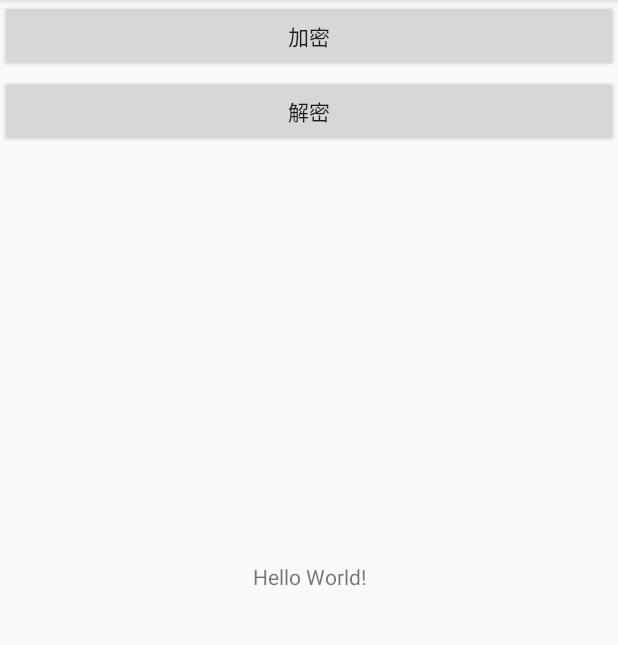
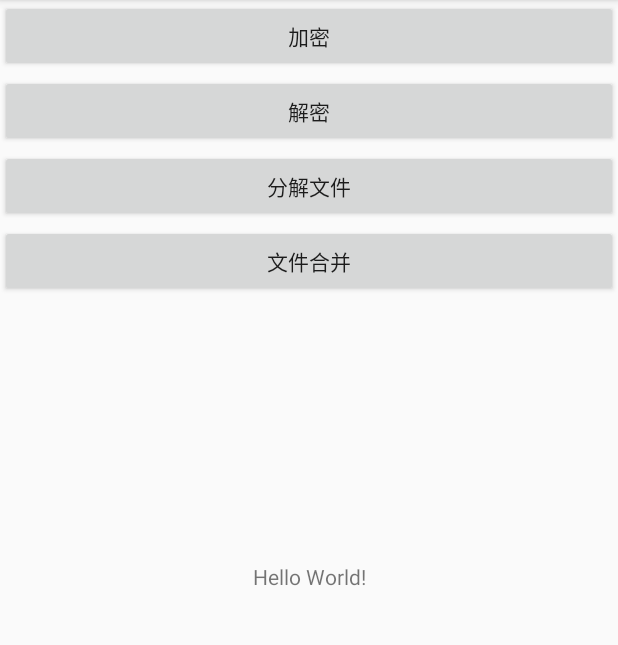
Before and after one commit to earthWo/FileEncryption, an Android app: the screen it shows after launch (MainActivity), on a phone screen of 412 x 824 dp, the part 84-729 px from its top. Run offline under Robolectric (Android 15) with nearby library versions, the phone set to English and light mode, and no system bars; 1 statement that could not run was skipped.

Commit message:
添加分解、合并功能

```diff
--- a/app/src/main/res/layout/activity_main.xml
+++ b/app/src/main/res/layout/activity_main.xml
@@ -22,6 +22,22 @@
         android:text="解密"/>
 
 
+    <Button
+        android:id="@+id/btn_division"
+        android:layout_width="match_parent"
+        android:layout_height="wrap_content"
+        app:layout_constraintTop_toTopOf="parent"
+        android:layout_marginTop="100dp"
+        android:text="分解文件"/>
+
+    <Button
+        android:id="@+id/btn_merge"
+        android:layout_width="match_parent"
+        android:layout_height="wrap_content"
+        app:layout_constraintTop_toTopOf="parent"
+        android:layout_marginTop="150dp"
+        android:text="文件合并"/>
+
     <TextView
         android:id="@+id/tv"
         android:layout_width="wrap_content"
--- a/fileencryptionlibrary/src/main/java/win/whitelife/fileencryptionlibrary/FileEncryption.kt
+++ b/fileencryptionlibrary/src/main/java/win/whitelife/fileencryptionlibrary/FileEncryption.kt
@@ -1,4 +1,5 @@
 package win.whitelife.fileencryptionlibrary
+
 
 /**
  * wuzefeng
@@ -24,4 +25,10 @@ class FileEncryption {
      */
     external fun fileDivision(sourcePath: String,name: String,count: Int):Int
 
+
+    /**
+     * 文件合并
+     */
+    external fun fileMerge(mergePath :String,filePaths: Array<String>):Int
+
 }
```
Also changed, not shown: app/src/main/java/win/whitelife/fileencryption/MainActivity.kt (+38 -1 lines), 1 other file.
